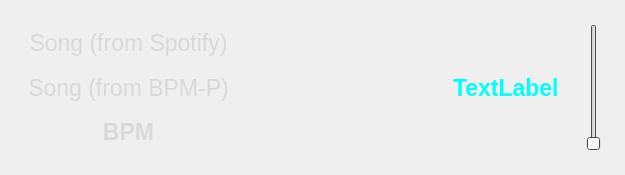
The window that g.ui (the-real-nox/spotify-helper-qlc-plus) describes before a commit, drawn with Qt 5.
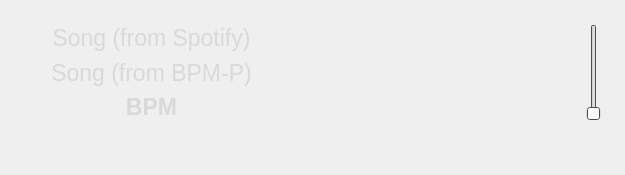
The same window after the commit.

Commit message: Added status text functionallity and changed dmx strobe calculation.

What changed in the file:
```diff
--- a/g.ui
+++ b/g.ui
@@ -93,10 +93,15 @@
      </disabled>
     </palette>
    </property>
-   <layout class="QHBoxLayout" name="horizontalLayout">
+   <layout class="QVBoxLayout" name="verticalLayout">
     <property name="sizeConstraint">
      <enum>QLayout::SetDefaultConstraint</enum>
     </property>
+    <property name="bottomMargin">
+     <number>15</number>
+    </property>
+    <item>
+     <layout class="QHBoxLayout" name="horizontalLayout_3">
     <item>
      <layout class="QGridLayout" name="gridLayout">
       <property name="leftMargin">
@@ -477,7 +482,7 @@
          <string notr="true">color: cyan;</string>
         </property>
         <property name="text">
-         <string>TextLabel</string>
+           <string/>
         </property>
        </widget>
       </item>
@@ -492,6 +497,26 @@
        </widget>
       </item>
      </layout>
+      </item>
+     </layout>
+    </item>
+    <item>
+     <widget class="QLabel" name="status">
+      <property name="font">
+       <font>
+        <family>Arial</family>
+        <pointsize>12</pointsize>
+        <weight>75</weight>
+        <bold>true</bold>
+       </font>
+      </property>
+      <property name="text">
+       <string/>
+      </property>
+      <property name="alignment">
+       <set>Qt::AlignCenter</set>
+      </property>
+     </widget>
     </item>
    </layout>
   </widget>
```
Lines whose indentation alone changed are shown as unchanged. The commit also changes 1 other file.
